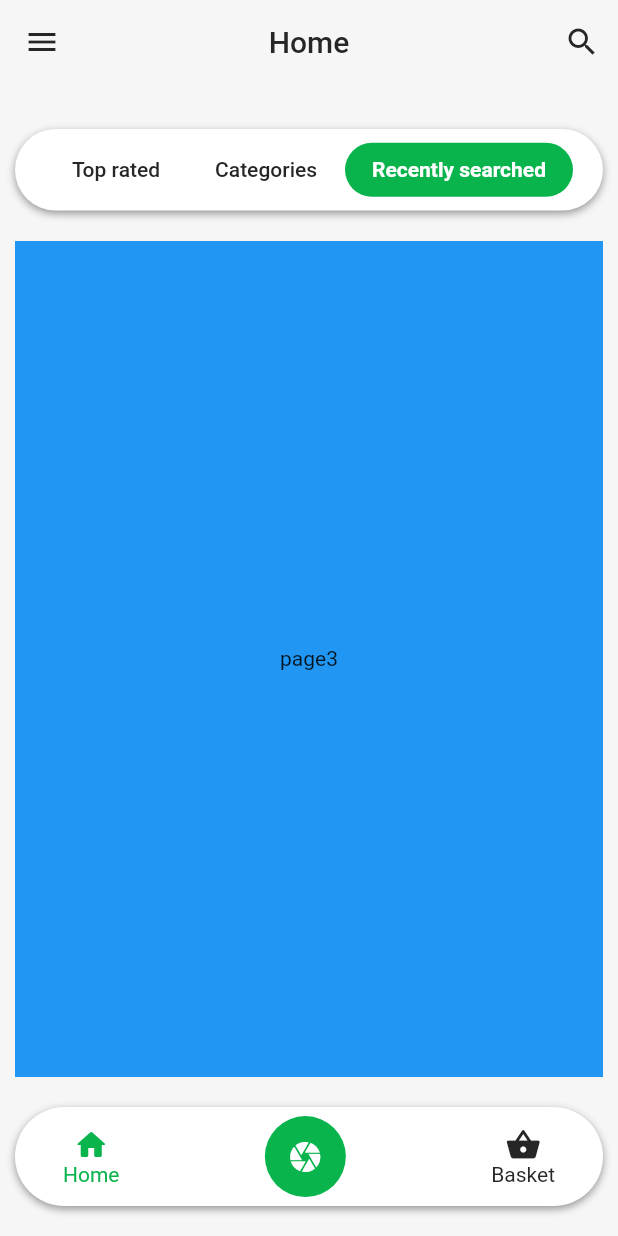
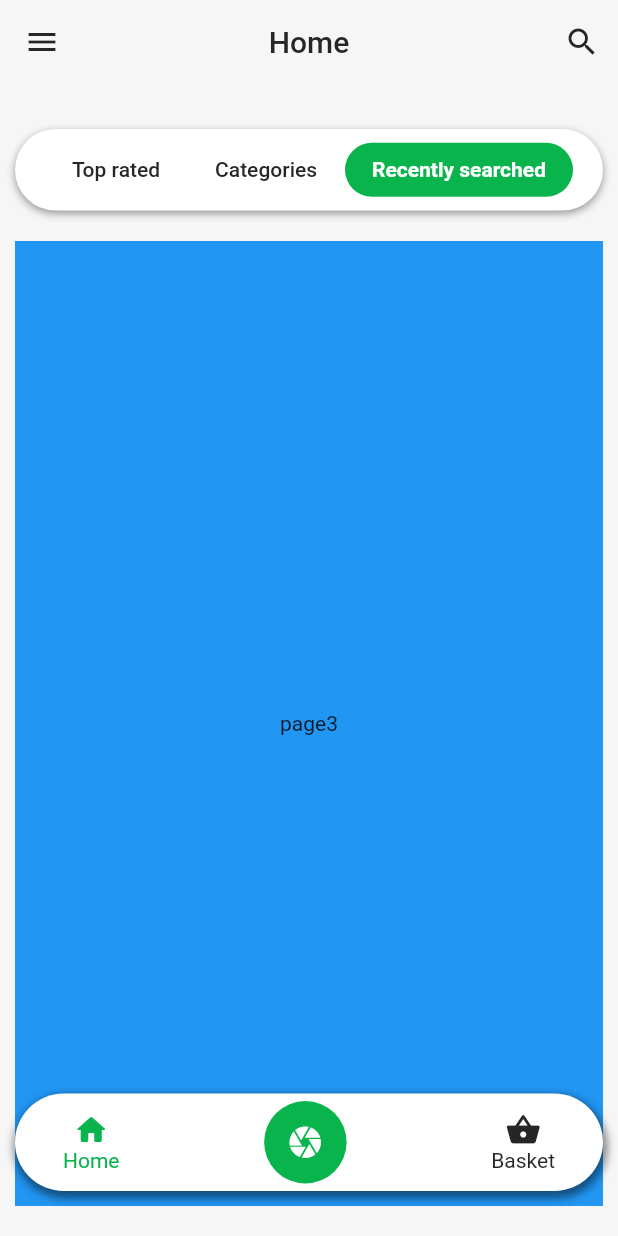
Before and after one commit to seifalaa/FoodCam-Frontend, a Flutter app: the screen it shows after launch, after a tap on "Categories", after a tap on "Recently searched", on a phone screen of 412 x 824 dp. Run offline on Flutter 3.47's test engine with Material 2 defaults, Android fonts, the phone set to English and light mode, and no system bars; our stand-ins replace google_sign_in, loading_overlay; missing offline and left inert: flutter_facebook_auth.

Commit message:
Make bottom navigation bar floating.

```diff
--- a/lib/pages/home.dart
+++ b/lib/pages/home.dart
@@ -1,3 +1,4 @@
+import 'package:flutter/cupertino.dart';
 import 'package:flutter/material.dart';
 import 'package:foodcam_frontend/constants.dart';
 import 'package:foodcam_frontend/widgets/bottom_navigation_bar.dart';
@@ -6,7 +7,6 @@ import 'package:foodcam_frontend/widgets/drawer.dart';
 import 'package:foodcam_frontend/widgets/recipe_box.dart';
 import 'package:foodcam_frontend/widgets/search_delegate.dart';
 import 'package:foodcam_frontend/widgets/tab_view.dart';
-import 'package:responsive_grid/responsive_grid.dart';
 
 class Home extends StatelessWidget {
   const Home({Key? key}) : super(key: key);
@@ -42,8 +42,9 @@ class Home extends StatelessWidget {
       drawer: CustomDrawer(
         name: "Saeed Muhammed",
       ),
-      bottomNavigationBar: CustomButtonNavigationBar(),
-      body: Center(
+      body: Stack(
+        children: [
+          Center(
             child: CustomTabView(
               tabs: ['Top rated', 'Categories', 'Recently searched'],
               pages: [
@@ -84,6 +85,14 @@ class Home extends StatelessWidget {
               ],
             ),
           ),
+          Positioned(
+            left: 0,
+            right: 0,
+            bottom: 10,
+            child: CustomButtonNavigationBar(),
+          ),
+        ],
+      ),
     );
   }
 }
--- a/lib/widgets/bottom_navigation_bar.dart
+++ b/lib/widgets/bottom_navigation_bar.dart
@@ -12,15 +12,14 @@ class CustomButtonNavigationBar extends StatelessWidget {
     return Padding(
       padding: const EdgeInsets.fromLTRB(10.0, 0.0, 10.0, 20.0),
       child: Container(
-        height:  MediaQuery.of(context).size.height * 0.08,
         decoration: BoxDecoration(
           color: Colors.white,
           boxShadow: [
             BoxShadow(
-              color: Color(0x66000000),
-              offset: Offset(0, 2),
+              color: Color(0x77000000),
+              offset: Offset(1, 3),
               blurRadius: 4,
-              spreadRadius: 0,
+              spreadRadius: 2,
             )
           ],
           borderRadius: BorderRadius.circular(100),
@@ -65,7 +64,9 @@ class CustomButtonNavigationBar extends StatelessWidget {
                   ),
                 ),
               ),
-              Material(
+              Padding(
+                padding: const EdgeInsets.all(5.0),
+                child: Material(
                   color: KPrimaryColor,
                   borderRadius: BorderRadius.circular(100),
                   child: InkWell(
@@ -76,7 +77,9 @@ class CustomButtonNavigationBar extends StatelessWidget {
                       padding: const EdgeInsets.all(15.0),
                       child: Icon(
                         Icons.camera,
+                        size: 25,
                         color: Colors.white,
+                      ),
                     ),
                   ),
                 ),
--- a/lib/widgets/drawer.dart
+++ b/lib/widgets/drawer.dart
@@ -55,25 +55,25 @@ class CustomDrawer extends StatelessWidget {
                 children: [
                   DrawerListItem(
                     text: "Account",
-                    iconPath: 'lib/assets/user.png',
+                    icon: Icon(Icons.person_rounded),
                     onTap: () {},
                   ),
                   SizedBox(height: 25.0),
                   DrawerListItem(
                     text: "Collections",
-                    iconPath: 'lib/assets/window.png',
+                    icon: Icon(Icons.list_rounded),
                     onTap: () {},
                   ),
                   SizedBox(height: 25.0),
                   DrawerListItem(
                     text: "Allergy",
-                    iconPath: 'lib/assets/allergy.png',
+                    icon: Icon(Icons.no_food_rounded),
                     onTap: () {},
                   ),
                   SizedBox(height: 25.0),
                   DrawerListItem(
                     text: "Settings",
-                    iconPath: 'lib/assets/settings.png',
+                    icon: Icon(Icons.settings_rounded),
                     onTap: () {},
                   ),
                 ],
--- a/lib/widgets/drawer_list_item.dart
+++ b/lib/widgets/drawer_list_item.dart
@@ -5,11 +5,11 @@ class DrawerListItem extends StatelessWidget {
   const DrawerListItem({
     Key? key,
     required this.text,
-    required this.iconPath,
+    required this.icon,
     required this.onTap,
   }) : super(key: key);
   final text;
-  final iconPath;
+  final icon;
   final onTap;
 
   @override
@@ -41,10 +41,7 @@ class DrawerListItem extends StatelessWidget {
               padding: EdgeInsets.symmetric(vertical: 10.0, horizontal: 20.0),
               child: Row(
                 children: [
-                  Image.asset(iconPath,
-                  width: 20.0,
-                  height: 20.0,
-                  ),
+                  icon,
                   Padding(
                     padding: EdgeInsets.only(left: 15.0),
                     child: Text(
--- a/lib/widgets/search_delegate.dart
+++ b/lib/widgets/search_delegate.dart
@@ -113,7 +113,8 @@ class CustomSearchDelegate extends SearchDelegate {
                             for (var i = 0; i < 5; i++)
                               Icon(
                                 Icons.star_rounded,
-                                color: Colors.orangeAccent,
+                                color: Color(0xFFFFC107),
+
                               )
                           ],
                         ),
@@ -247,7 +248,8 @@ class CustomSearchDelegate extends SearchDelegate {
                               for (var i = 0; i < 5; i++)
                                 Icon(
                                   Icons.star_rounded,
-                                  color: Colors.orangeAccent,
+                                  color: Color(0xFFFFC107),
+
                                 )
                             ],
                           ),
```
Lines whose indentation alone changed are shown as unchanged.
